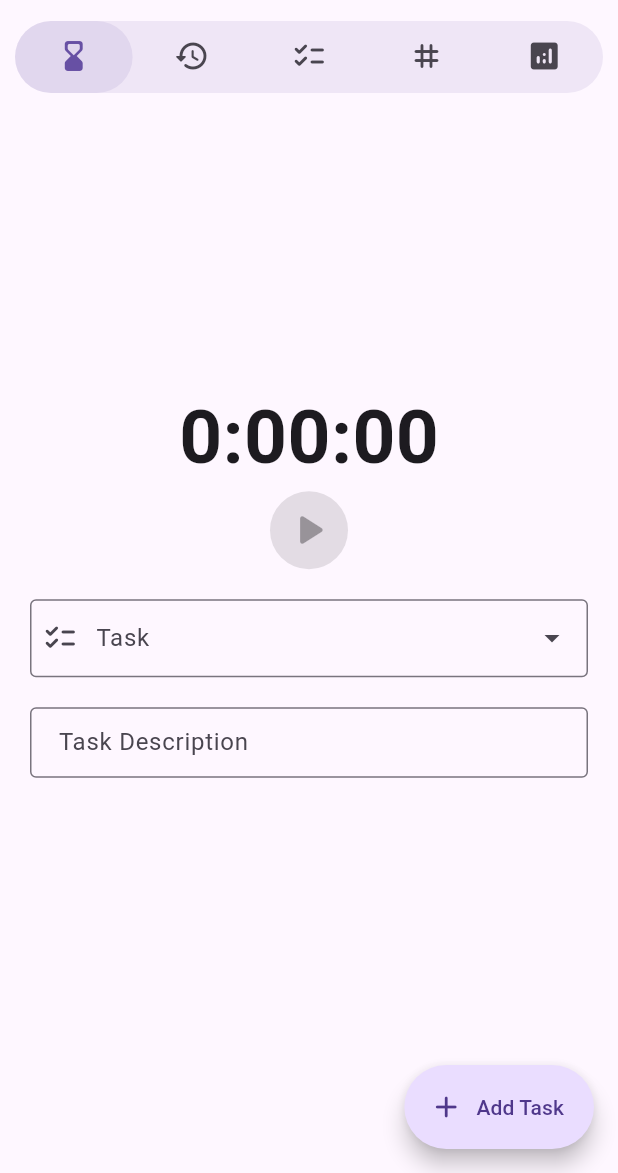
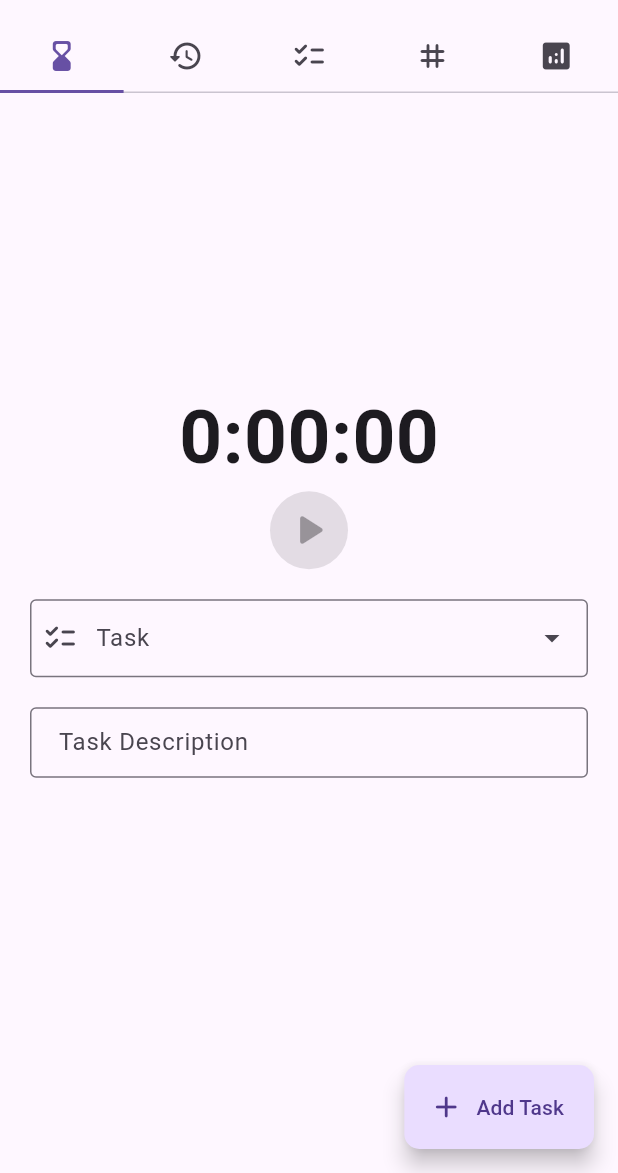
Before and after one commit to siddharthroy12/timebrew, a Flutter app: the screen it shows after launch, on a phone screen of 412 x 824 dp, the part 63-1236 px from its top. Run offline on Flutter 3.47's test engine with Material 2 defaults, Android fonts, the phone set to English and light mode, and no system bars; drawn by our look-alikes of dynamic_color; our stand-ins replace file_picker, isar, permission_handler; accounts and stored records are empty; generated files the repository leaves out were written again.

Commit message:
Better looks

```diff
--- a/lib/tabs/tabs.dart
+++ b/lib/tabs/tabs.dart
@@ -108,14 +108,6 @@ class _TabsState extends State<Tabs> with SingleTickerProviderStateMixin {
 
     return TabBar(
       controller: _tabController,
-      splashBorderRadius: BorderRadius.circular(50),
-      indicator: BoxDecoration(
-        color: Theme.of(context).colorScheme.primary.withOpacity(0.1),
-        shape: BoxShape.rectangle,
-        borderRadius: BorderRadius.circular(50),
-      ),
-      indicatorColor: Colors.transparent,
-      dividerColor: Colors.transparent,
       indicatorSize: TabBarIndicatorSize.tab,
       tabs: tabWidgets,
     );
@@ -142,14 +134,7 @@ class _TabsState extends State<Tabs> with SingleTickerProviderStateMixin {
           ],
           bottom: PreferredSize(
             preferredSize: buildTabBar(context).preferredSize,
-            child: Container(
-              margin: const EdgeInsets.symmetric(horizontal: 10),
-              decoration: BoxDecoration(
-                borderRadius: BorderRadius.circular(50),
-                color: Theme.of(context).colorScheme.primary.withOpacity(0.1),
-              ),
-              child: buildTabBar(context),
-            ),
+            child: buildTabBar(context),
           ),
         ),
         body: TabBarView(
@@ -167,7 +152,7 @@ class _TabsState extends State<Tabs> with SingleTickerProviderStateMixin {
             if (currentTitle != 'Stats') {
               return FloatingActionButton.extended(
                 shape: RoundedRectangleBorder(
-                  borderRadius: BorderRadius.circular(50),
+                  borderRadius: BorderRadius.circular(10),
                 ),
                 onPressed: () {
                   switch (currentTitle) {
```
